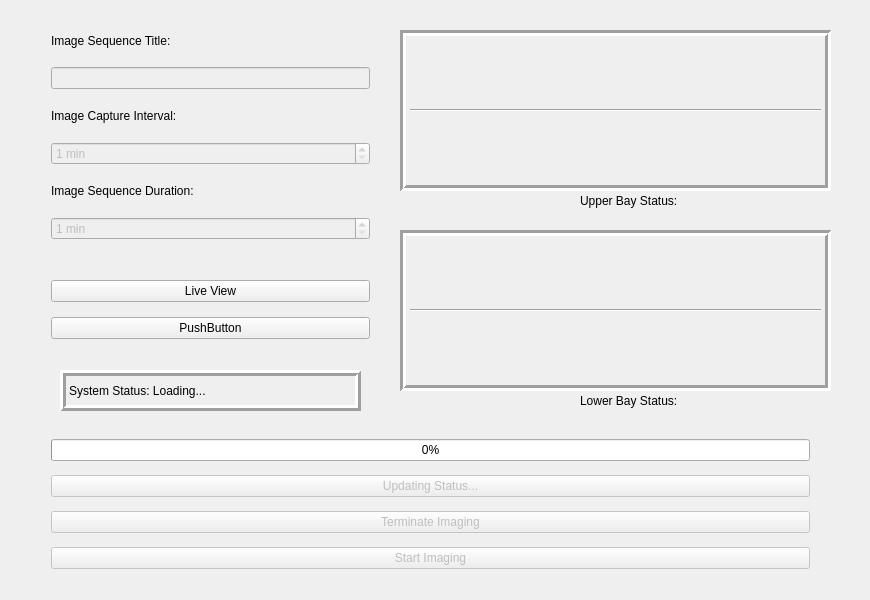
This is _ui/Demo.ui in CoSE-Jerry/ABCD as Qt 5 draws it before an edit. The edited form follows.
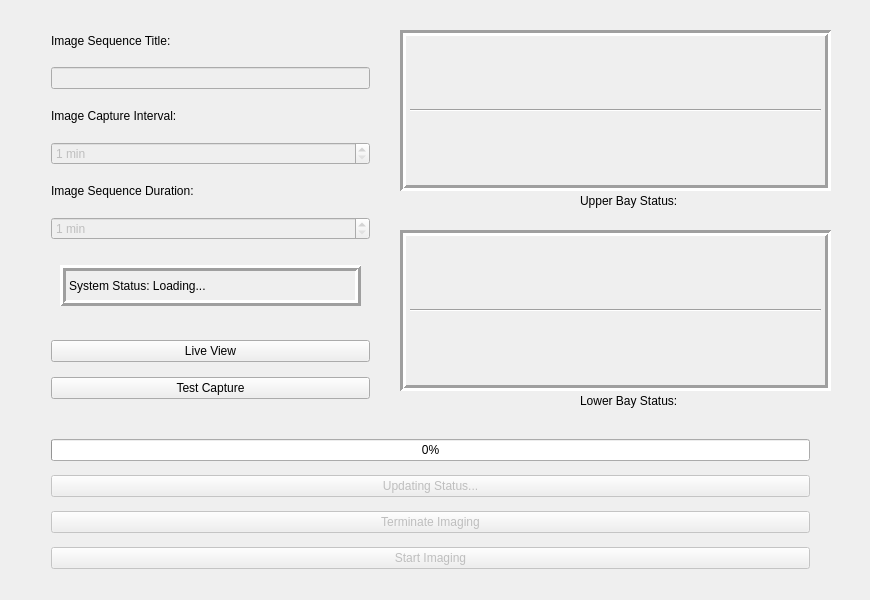
This is the edited form. Icons and pictures are not drawn.

Patch:
```diff
--- a/_ui/Demo.ui
+++ b/_ui/Demo.ui
@@ -603,7 +603,7 @@
     <property name="geometry">
      <rect>
       <x>40</x>
-      <y>260</y>
+      <y>320</y>
       <width>341</width>
       <height>101</height>
      </rect>
@@ -622,7 +622,7 @@
      <item>
       <widget class="QPushButton" name="Test_Capture">
        <property name="text">
-        <string>PushButton</string>
+        <string>Test Capture</string>
        </property>
       </widget>
      </item>
@@ -693,7 +693,7 @@
     <property name="geometry">
      <rect>
       <x>60</x>
-      <y>370</y>
+      <y>265</y>
       <width>301</width>
       <height>41</height>
      </rect>
```
